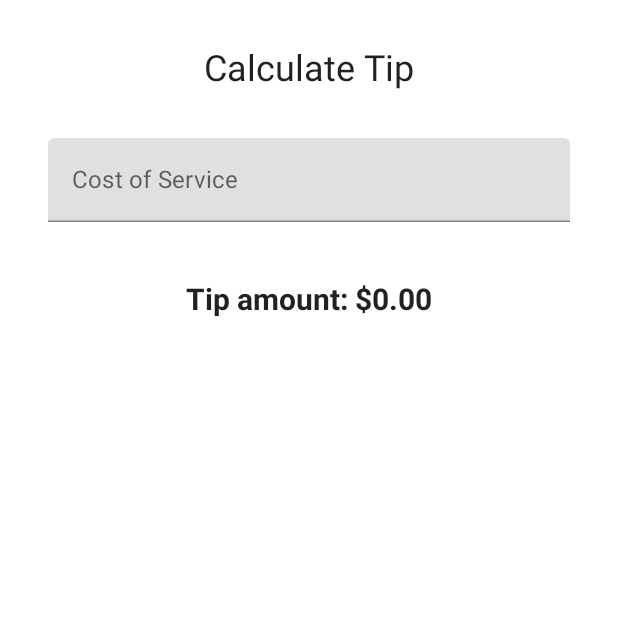
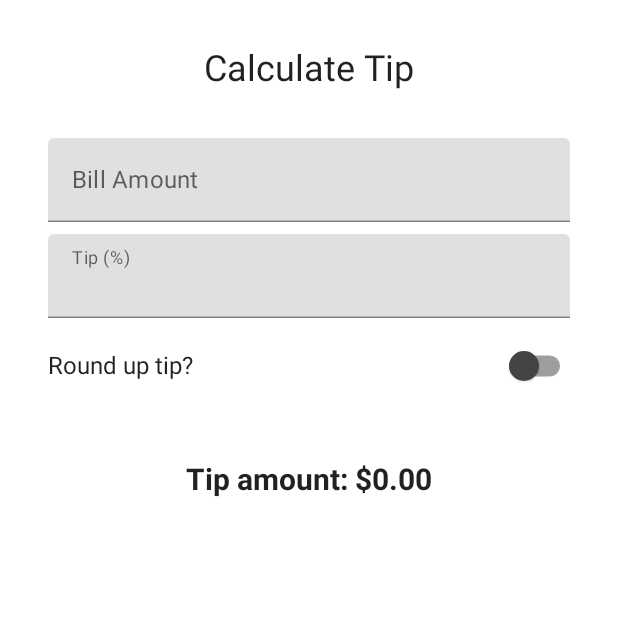
Before and after one commit to ArpitKRS/Tip-Calc, an Android app built with Jetpack Compose: the screen it shows after launch (MainActivity), on a phone screen of 412 x 824 dp, the top half of it. Run offline under Robolectric (Android 15) with nearby library versions, the phone set to English and light mode, and no system bars.

Commit message:
Second Commit

```diff
--- a/app/src/main/java/com/example/tipcalc/MainActivity.kt
+++ b/app/src/main/java/com/example/tipcalc/MainActivity.kt
@@ -3,12 +3,11 @@ package com.example.tipcalc
 import android.os.Bundle
 import androidx.activity.ComponentActivity
 import androidx.activity.compose.setContent
+import androidx.annotation.StringRes
 import androidx.compose.foundation.layout.*
+import androidx.compose.foundation.text.KeyboardActions
 import androidx.compose.foundation.text.KeyboardOptions
-import androidx.compose.material.MaterialTheme
-import androidx.compose.material.Surface
-import androidx.compose.material.Text
-import androidx.compose.material.TextField
+import androidx.compose.material.*
 import androidx.compose.runtime.Composable
 import androidx.compose.runtime.mutableStateOf
 import androidx.compose.runtime.remember
@@ -21,7 +20,11 @@ import androidx.compose.ui.unit.sp
 import com.example.tipcalc.ui.theme.TipCalcTheme
 import androidx.compose.runtime.getValue
 import androidx.compose.runtime.setValue
+import androidx.compose.ui.focus.FocusDirection
+import androidx.compose.ui.graphics.Color
+import androidx.compose.ui.platform.LocalFocusManager
 import androidx.compose.ui.text.font.FontWeight
+import androidx.compose.ui.text.input.ImeAction
 import androidx.compose.ui.text.input.KeyboardType
 import java.text.NumberFormat
 
@@ -44,9 +47,16 @@ class MainActivity : ComponentActivity() {
 
 @Composable
 fun TipTimeScreen() {
+    var roundUp by remember {mutableStateOf(false)}
+    var tipInput by remember {mutableStateOf(" ")}
     var amountInput by remember { mutableStateOf("") }
+
+    val tipPercent = tipInput.toDoubleOrNull() ?: 0.0
     val amount = amountInput.toDoubleOrNull() ?: 0.0
-    val tip = calculateTip(amount)
+    val tip = calculateTip(amount, tipPercent, roundUp)
+
+    val focusManager = LocalFocusManager.current
+
     Column (
         modifier = Modifier.padding(32.dp),
         verticalArrangement = Arrangement.spacedBy(8.dp)
@@ -56,12 +66,40 @@ fun TipTimeScreen() {
             fontSize = 24.sp,
             modifier = Modifier.align(Alignment.CenterHorizontally)
         )
+
         Spacer(Modifier.height(16.dp))
+        // Amount field
         EditNumberField(
+            label = R.string.bill_amount,
+            keyboardOptions = KeyboardOptions.Default.copy(
+                keyboardType = KeyboardType.Number,
+                imeAction = ImeAction.Next,
+            ),
+            keyboardActions = KeyboardActions(
+                onNext = {focusManager.moveFocus(FocusDirection.Down)}
+            ),
             value = amountInput,
             onValueChange = {amountInput = it}
         )
+        // Tip field
+        EditNumberField(
+            label = R.string.how_was_the_service,
+            keyboardOptions = KeyboardOptions.Default.copy(
+                keyboardType = KeyboardType.Number,
+                imeAction = ImeAction.Done,
+            ),
+            keyboardActions = KeyboardActions(
+                onDone = {focusManager.clearFocus()}
+            ),
+            value = tipInput,
+            onValueChange = {tipInput = it}
+        )
+        RoundTheTipRow(
+            roundUp = roundUp,
+            onRoundUpChanged = {roundUp = it}
+        )
         Spacer(Modifier.height(24.dp))
+
         Text(
             text = stringResource(R.string.tip_amount, tip),
             modifier = Modifier.align(Alignment.CenterHorizontally),
@@ -73,25 +111,62 @@ fun TipTimeScreen() {
 
 @Composable
 fun EditNumberField(
+    @StringRes label: Int,
+    keyboardOptions: KeyboardOptions,
+    keyboardActions: KeyboardActions,
     value: String,
     onValueChange: (String) -> Unit
 ) {
     TextField(
+        label = { Text(stringResource(label)) },
         value = value,
         onValueChange = onValueChange,
-        label = { Text(stringResource(R.string.cost_of_service))},
         modifier = Modifier.fillMaxWidth(),
         singleLine = true,
-        keyboardOptions = KeyboardOptions(keyboardType = KeyboardType.Number)
+        keyboardOptions = keyboardOptions,
+        keyboardActions = keyboardActions,
     )
+}
+
+@Composable
+fun RoundTheTipRow(
+    roundUp: Boolean,
+    onRoundUpChanged: (Boolean) -> Unit,
+    modifier: Modifier = Modifier
+) {
+    Row (
+        modifier = Modifier
+            .fillMaxWidth()
+            .size(48.dp),
+        verticalAlignment = Alignment.CenterVertically
+    ) {
+        Text(
+            text = stringResource(R.string.round_up_tip)
+        )
+        Switch(
+            modifier = modifier
+                .fillMaxWidth()
+                .wrapContentWidth(Alignment.End),
+            checked = roundUp,
+            onCheckedChange = onRoundUpChanged,
+            colors = SwitchDefaults.colors(
+                uncheckedThumbColor = Color.DarkGray
+            )
+        )
+    }
 }
 
 private fun calculateTip(
     amount: Double,
-    tipPercent: Double = 15.0
+    tipPercent: Double = 15.0,
+    roundUp: Boolean
 ): String {
-    val tip = tipPercent / 100 * amount
+    var tip = tipPercent / 100 * amount
+    if (roundUp) {
+        tip = kotlin.math.ceil(tip)
+    }
     return NumberFormat.getCurrencyInstance().format(tip)
+
 }
 
 @Preview(showBackground = true)
--- a/app/src/main/res/values/strings.xml
+++ b/app/src/main/res/values/strings.xml
@@ -1,6 +1,8 @@
 <resources>
     <string name="app_name">Tip Time</string>
     <string name="calculate_tip">Calculate Tip</string>
-    <string name="cost_of_service">Cost of Service</string>
+    <string name="bill_amount">Bill Amount</string>
     <string name="tip_amount">Tip amount: %s</string>
+    <string name="how_was_the_service">Tip (%)</string>
+    <string name="round_up_tip">Round up tip?</string>
 </resources>
```
